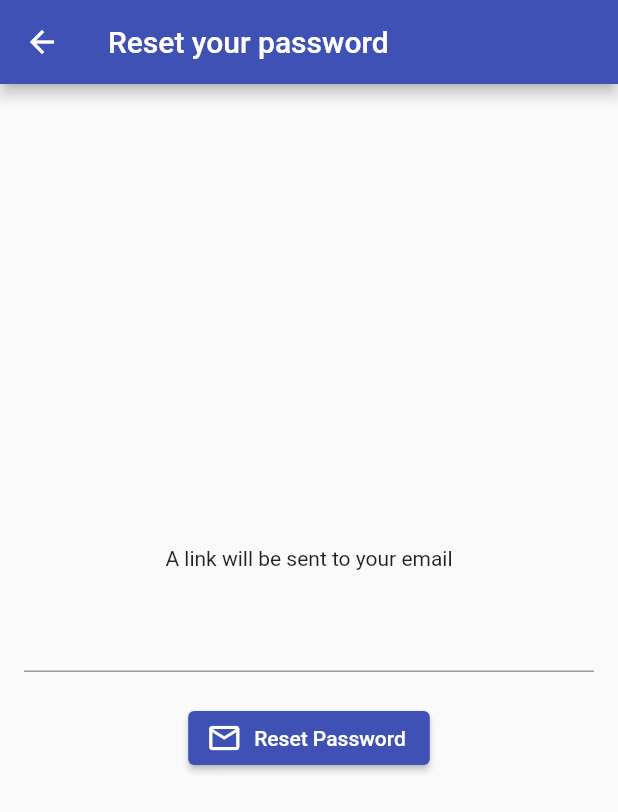
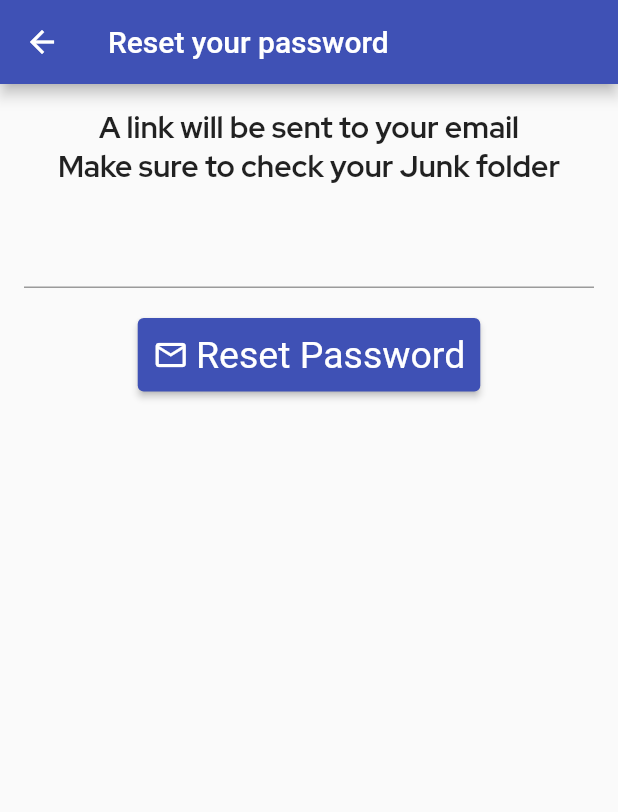
Before and after one commit to albertoMihailSala/productivity_app, a Flutter app: the screen it shows after launch, after a tap on "Forgot Password?", on a phone screen of 412 x 824 dp. Shown: the top 812 px of the screen. Run offline on Flutter 3.47's test engine with Material 2 defaults, Android fonts, the phone set to English and light mode, and no system bars; our stand-ins replace cloud_firestore, dotted_line, email_validator, firebase_auth, firebase_core, flutter_slidable and 1 more; accounts and stored records are empty.

```diff
--- a/lib/forgot_password_page.dart
+++ b/lib/forgot_password_page.dart
@@ -1,6 +1,7 @@
 import 'package:firebase_auth/firebase_auth.dart';
 import 'package:flutter/material.dart';
 import 'package:email_validator/email_validator.dart';
+import 'package:google_fonts/google_fonts.dart';
 import 'utils.dart';
 //ignore_for_file: prefer_const_constructors
 
@@ -33,10 +34,25 @@ class _ForgotPasswordPageState extends State<ForgotPasswordPage> {
           child: Form(
             key: formKey,
             child: Column(
-              mainAxisAlignment: MainAxisAlignment.center,
+              mainAxisAlignment: MainAxisAlignment.start,
               children: [
                 Text(
-                    'A link will be sent to your email'
+                    'A link will be sent to your email',
+                    style: GoogleFonts.redHatDisplay(
+                    textStyle: TextStyle(
+                      fontSize: 20,
+                      fontWeight: FontWeight.bold,
+                    ),
+                ),
+                ),
+                Text(
+                  'Make sure to check your Junk folder',
+                  style: GoogleFonts.redHatDisplay( //assistant
+                  textStyle: TextStyle(
+                    fontSize: 20,
+                    fontWeight: FontWeight.bold,
+                  ),
+                 ),
                 ),
                 SizedBox(height: 20),
                 TextFormField(
@@ -53,7 +69,16 @@ class _ForgotPasswordPageState extends State<ForgotPasswordPage> {
                 ElevatedButton.icon(
                     onPressed: resetPassword,
                     icon: Icon(Icons.email_outlined),
-                    label: Text('Reset Password'))
+                    label: Text('Reset Password'),
+                  style: ButtonStyle(
+                    //Distance between text & container
+                    padding: MaterialStateProperty.all(const EdgeInsets.all(10)),
+                    //Text Font
+                    textStyle: MaterialStateProperty.all(
+                      const TextStyle(fontSize: 25),
+                    ),
+                  ),
+                ),
               ],
             ),
           ),
--- a/lib/login_widget.dart
+++ b/lib/login_widget.dart
@@ -3,6 +3,7 @@ import 'package:flutter/gestures.dart';
 //import 'package:firebase_auth_email/main.dart';
 //import 'package:firebase_auth_email/utils/utils.dart';
 import 'package:flutter/material.dart';
+import 'package:google_fonts/google_fonts.dart';
 import 'main.dart';
 import 'utils.dart';
 import 'forgot_password_page.dart';
@@ -41,6 +42,17 @@ class _LoginWidgetState extends State<LoginWidget> {
         mainAxisAlignment: MainAxisAlignment.center,
         children: [
           SizedBox(height: 40),
+          Text(
+            'ProductivtyApp',
+             style: GoogleFonts.prompt(  //prompt
+               textStyle: TextStyle(
+                  fontSize: 35,
+                  fontWeight: FontWeight.bold,
+                  color: Theme.of(context).colorScheme.primary,
+                ),
+             ),
+          ),
+          SizedBox(height: 10),
           //Câmpul pentru email
           TextField(
             controller: emailController,
@@ -62,7 +74,15 @@ class _LoginWidgetState extends State<LoginWidget> {
               icon: Icon(
                 Icons.fireplace_outlined,
               ),
-              label: Text('Log In with Firebase')
+              label: Text('Log In with Firebase'),
+            style: ButtonStyle(
+              //Distance between text & container
+              padding: MaterialStateProperty.all(const EdgeInsets.all(10)),
+              //Text Font
+              textStyle: MaterialStateProperty.all(
+                const TextStyle(fontSize: 25),
+              ),
+            ),
           ),
           SizedBox(height: 20),
           //FORGOT PASSWORD
--- a/lib/notes/note_class.dart
+++ b/lib/notes/note_class.dart
@@ -8,4 +8,18 @@ class Note {
     required this.title,
     this.description = '',
   });
+
+  //JSON METHOD FOR STORING IN FIREBASE
+  Map<String, dynamic> toJson() => {
+    'id': id,
+    'title': title,
+    'description': description,
+  };
+
+  //JSON METHOD FOR READING FROM FIREBASE
+  static Note fromJson(Map<String, dynamic> json) => Note(
+    id: json['id'],
+    title: json['title'],
+    description: json['description'],
+  );
 }
--- a/lib/notes/note_utils.dart
+++ b/lib/notes/note_utils.dart
@@ -2,8 +2,9 @@ import 'package:flutter/material.dart';
 //ignore_for_file: prefer_const_constructors
 
 class NoteUtils {
+  //MESSAGES - Edited Note / Deleted Note
   static void showSnackBar(BuildContext context, String text) =>
-      Scaffold.of(context)
+      ScaffoldMessenger.of(context)
       ..removeCurrentSnackBar()
       ..showSnackBar(SnackBar(content: Text(text)));
 }
--- a/lib/notes/note_widget.dart
+++ b/lib/notes/note_widget.dart
@@ -86,6 +86,7 @@ class NoteWidget extends StatelessWidget {
   void editNote(BuildContext context, Note note) => Navigator.of(context).push(
     MaterialPageRoute(builder: (context) => EditNotePage(note: note),
     ),
+
   );
 
   void deleteNote (BuildContext context, Note note){
--- a/lib/provider/note_provider.dart
+++ b/lib/provider/note_provider.dart
@@ -1,37 +1,41 @@
 import 'package:flutter/material.dart';
 import 'package:productivity_app/notes/note_class.dart';
+import 'package:productivity_app/api/firebase_api.dart';
 //ignore_for_file: prefer_const_constructors
 
 class NoteProvider extends ChangeNotifier {
-  List<Note> _notes = [
-    Note(
-      title: 'First Note',
-      description: 'Captains Journal. So far, the progress on the app is good.'
-    ),
-    Note(
-      title: 'Second Note',
-    ),
-  ];
+  List<Note> _notes = [];
 
   List<Note> get notes => _notes.toList();
 
+  /* LOCAL
   void addNote(Note note){
     _notes.add(note);
     //PROVIDER UPDATES UI
     notifyListeners();
-  }
+  } */
 
-  void removeNote(Note note){
-    _notes.remove(note);
+  //DATA WILL BE STORED LOCALLY AND IN FIREBASE
+  void addNote(Note note) => FirebaseApi.createNote(note);
 
-    notifyListeners();
-  }
+  //ADAUGĂ NOTIȚELE ÎN LISTA DIN PROVIDER
+  void setNotes(List<Note> notes) =>
+     //NE ASIGURĂM CĂ NU ESTE CHEMATĂ ÎN TIMPUL METODEI DE BUILD
+      WidgetsBinding.instance?.addPostFrameCallback((_) {
+       _notes = notes;
+       notifyListeners();
+     });
+
+  void removeNote(Note note) => FirebaseApi.deleteNote(note);
+    //_notes.remove(note);
+    //notifyListeners();
 
   //EDIT NOTE
   void updateNote(Note note, String title, String description) {
     note.title = title;
     note.description = description;
 
-    notifyListeners();
+    //notifyListeners();
+    FirebaseApi.updateNote(note);
   }
 }
--- a/pubspec.yaml
+++ b/pubspec.yaml
@@ -50,6 +50,12 @@ dependencies:
   #Slidable
   flutter_slidable: ^1.3.0
 
+  #Dotted Line
+  dotted_line: ^3.1.0
+
+  #Google Fonts
+  google_fonts: ^3.0.1
+
 dev_dependencies:
   flutter_test:
     sdk: flutter
```
Also changed, not shown: lib/api/firebase_api.dart (added, +29 -0 lines), lib/menu.dart (+50 -25 lines), lib/notes/edit_note_page.dart (+7 -0 lines), lib/notes/note_list_widget.dart (+12 -2 lines), lib/notes/note_menu.dart (+27 -3 lines), lib/signup_widget.dart (+22 -2 lines), lib/verify_email_page.dart (+8 -0 lines), pubspec.lock.
